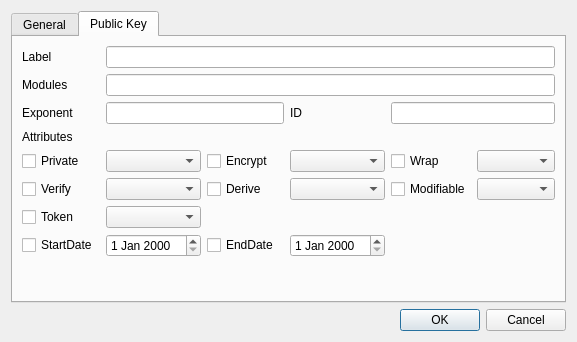
Qt form CryptokiMan/create_rsa_pub_key_dlg.ui (jykim74/CryptokiMan) before a commit.
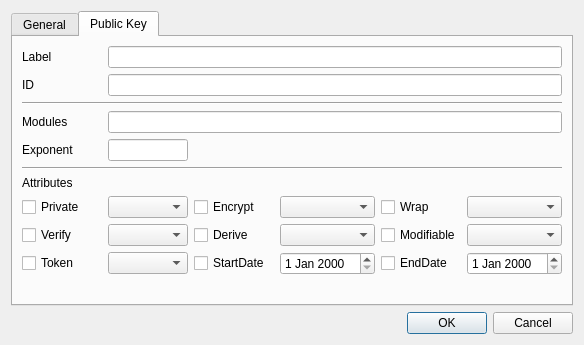
The same form after that commit. The open tabs and pages were chosen to show the change.

Patch:
```diff
--- a/CryptokiMan/create_rsa_pub_key_dlg.ui
+++ b/CryptokiMan/create_rsa_pub_key_dlg.ui
@@ -6,8 +6,8 @@
    <rect>
     <x>0</x>
     <y>0</y>
-    <width>577</width>
-    <height>342</height>
+    <width>584</width>
+    <height>345</height>
    </rect>
   </property>
   <property name="windowTitle">
@@ -90,158 +90,212 @@
       <attribute name="title">
        <string>Public Key</string>
       </attribute>
+      <layout class="QVBoxLayout" name="verticalLayout_3">
+       <item>
       <layout class="QGridLayout" name="gridLayout_2">
-       <item row="2" column="3">
+         <property name="topMargin">
+          <number>0</number>
+         </property>
+         <item row="0" column="1">
+          <widget class="QLineEdit" name="mLabelText"/>
+         </item>
+         <item row="0" column="0">
+          <widget class="QLabel" name="label_6">
+           <property name="minimumSize">
+            <size>
+             <width>80</width>
+             <height>0</height>
+            </size>
+           </property>
+           <property name="text">
+            <string>Label</string>
+           </property>
+          </widget>
+         </item>
+         <item row="1" column="0">
         <widget class="QLabel" name="label_10">
          <property name="text">
           <string>ID</string>
          </property>
         </widget>
        </item>
-       <item row="5" column="0">
-        <widget class="QCheckBox" name="mVerifyCheck">
+         <item row="1" column="1">
+          <widget class="QLineEdit" name="mIDText"/>
+         </item>
+        </layout>
+       </item>
+       <item>
+        <widget class="Line" name="line_2">
+         <property name="orientation">
+          <enum>Qt::Horizontal</enum>
+         </property>
+        </widget>
+       </item>
+       <item>
+        <layout class="QGridLayout" name="gridLayout_4">
+         <property name="topMargin">
+          <number>0</number>
+         </property>
+         <item row="1" column="0">
+          <widget class="QLabel" name="label_8">
          <property name="text">
-          <string notr="true">Verify</string>
+            <string>Exponent</string>
          </property>
         </widget>
        </item>
-       <item row="5" column="1">
-        <widget class="QComboBox" name="mVerifyCombo"/>
-       </item>
-       <item row="0" column="1" colspan="5">
-        <widget class="QLineEdit" name="mLabelText"/>
-       </item>
-       <item row="4" column="2">
+         <item row="0" column="1">
+          <widget class="QLineEdit" name="mModulesText"/>
+         </item>
+         <item row="0" column="0">
+          <widget class="QLabel" name="label_7">
+           <property name="minimumSize">
+            <size>
+             <width>80</width>
+             <height>0</height>
+            </size>
+           </property>
+           <property name="text">
+            <string>Modules</string>
+           </property>
+          </widget>
+         </item>
+         <item row="1" column="1">
+          <widget class="QLineEdit" name="mExponentText">
+           <property name="maximumSize">
+            <size>
+             <width>80</width>
+             <height>16777215</height>
+            </size>
+           </property>
+          </widget>
+         </item>
+        </layout>
+       </item>
+       <item>
+        <widget class="Line" name="line_3">
+         <property name="orientation">
+          <enum>Qt::Horizontal</enum>
+         </property>
+        </widget>
+       </item>
+       <item>
+        <widget class="QLabel" name="label_9">
+         <property name="text">
+          <string>Attributes</string>
+         </property>
+        </widget>
+       </item>
+       <item>
+        <layout class="QGridLayout" name="gridLayout_5">
+         <property name="topMargin">
+          <number>0</number>
+         </property>
+         <item row="0" column="2">
         <widget class="QCheckBox" name="mEncryptCheck">
          <property name="text">
           <string notr="true">Encrypt</string>
          </property>
         </widget>
        </item>
-       <item row="5" column="2">
+         <item row="0" column="5">
+          <widget class="QComboBox" name="mWrapCombo"/>
+         </item>
+         <item row="1" column="1">
+          <widget class="QComboBox" name="mVerifyCombo"/>
+         </item>
+         <item row="1" column="2">
         <widget class="QCheckBox" name="mDeriveCheck">
          <property name="text">
           <string notr="true">Derive</string>
          </property>
         </widget>
        </item>
-       <item row="0" column="0">
-        <widget class="QLabel" name="label_6">
-         <property name="text">
-          <string>Label</string>
-         </property>
-        </widget>
-       </item>
-       <item row="6" column="1">
-        <widget class="QComboBox" name="mTokenCombo"/>
-       </item>
-       <item row="8" column="1">
-        <spacer name="verticalSpacer_2">
-         <property name="orientation">
-          <enum>Qt::Vertical</enum>
-         </property>
-         <property name="sizeHint" stdset="0">
-          <size>
-           <width>20</width>
-           <height>40</height>
-          </size>
-         </property>
-        </spacer>
-       </item>
-       <item row="4" column="1">
+         <item row="0" column="1">
         <widget class="QComboBox" name="mPrivateCombo"/>
        </item>
-       <item row="5" column="5">
+         <item row="1" column="5">
         <widget class="QComboBox" name="mModifiableCombo"/>
        </item>
-       <item row="1" column="1" colspan="5">
-        <widget class="QLineEdit" name="mModulesText"/>
-       </item>
-       <item row="4" column="0">
+         <item row="1" column="3">
+          <widget class="QComboBox" name="mDeriveCombo"/>
+         </item>
+         <item row="0" column="3">
+          <widget class="QComboBox" name="mEncryptCombo"/>
+         </item>
+         <item row="0" column="0">
         <widget class="QCheckBox" name="mPrivateCheck">
          <property name="text">
           <string notr="true">Private</string>
          </property>
         </widget>
        </item>
-       <item row="4" column="5">
-        <widget class="QComboBox" name="mWrapCombo"/>
-       </item>
-       <item row="6" column="0">
-        <widget class="QCheckBox" name="mTokenCheck">
+         <item row="1" column="0">
+          <widget class="QCheckBox" name="mVerifyCheck">
          <property name="text">
-          <string notr="true">Token</string>
+            <string notr="true">Verify</string>
          </property>
         </widget>
        </item>
-       <item row="2" column="1" colspan="2">
-        <widget class="QLineEdit" name="mExponentText"/>
-       </item>
-       <item row="2" column="4" colspan="2">
-        <widget class="QLineEdit" name="mIDText"/>
-       </item>
-       <item row="4" column="4">
+         <item row="0" column="4">
         <widget class="QCheckBox" name="mWrapCheck">
          <property name="text">
           <string notr="true">Wrap</string>
          </property>
         </widget>
        </item>
-       <item row="1" column="0">
-        <widget class="QLabel" name="label_7">
-         <property name="text">
-          <string>Modules</string>
-         </property>
-        </widget>
-       </item>
-       <item row="2" column="0">
-        <widget class="QLabel" name="label_8">
-         <property name="text">
-          <string>Exponent</string>
-         </property>
-        </widget>
-       </item>
-       <item row="5" column="4">
+         <item row="1" column="4">
         <widget class="QCheckBox" name="mModifiableCheck">
          <property name="text">
           <string notr="true">Modifiable</string>
          </property>
         </widget>
        </item>
-       <item row="4" column="3">
-        <widget class="QComboBox" name="mEncryptCombo"/>
-       </item>
-       <item row="5" column="3">
-        <widget class="QComboBox" name="mDeriveCombo"/>
-       </item>
-       <item row="3" column="0">
-        <widget class="QLabel" name="label_9">
+         <item row="2" column="0">
+          <widget class="QCheckBox" name="mTokenCheck">
          <property name="text">
-          <string>Attributes</string>
+            <string notr="true">Token</string>
          </property>
         </widget>
        </item>
-       <item row="7" column="0">
+         <item row="2" column="1">
+          <widget class="QComboBox" name="mTokenCombo"/>
+         </item>
+         <item row="2" column="2">
         <widget class="QCheckBox" name="mStartDateCheck">
          <property name="text">
           <string>StartDate</string>
          </property>
         </widget>
        </item>
-       <item row="7" column="2">
+         <item row="2" column="3">
+          <widget class="QDateEdit" name="mStartDateEdit"/>
+         </item>
+         <item row="2" column="4">
         <widget class="QCheckBox" name="mEndDateCheck">
          <property name="text">
           <string>EndDate</string>
          </property>
         </widget>
        </item>
-       <item row="7" column="1">
-        <widget class="QDateEdit" name="mStartDateEdit"/>
-       </item>
-       <item row="7" column="3">
+         <item row="2" column="5">
         <widget class="QDateEdit" name="mEndDateEdit"/>
        </item>
       </layout>
+       </item>
+       <item>
+        <spacer name="verticalSpacer_2">
+         <property name="orientation">
+          <enum>Qt::Vertical</enum>
+         </property>
+         <property name="sizeHint" stdset="0">
+          <size>
+           <width>20</width>
+           <height>40</height>
+          </size>
+         </property>
+        </spacer>
+       </item>
+      </layout>
      </widget>
     </widget>
    </item>
```
Left out of the diff: 165 changed lines with no effect on the pictures. Lines whose indentation alone changed are shown as unchanged.
